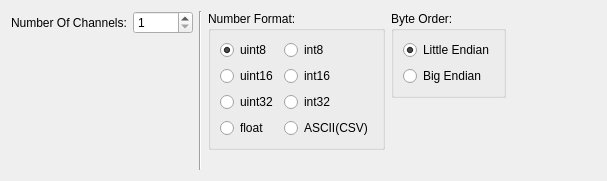
The window that src/dataformatpanel.ui (AlexanderAmelkin/SerialPlot) describes before a commit, drawn with Qt 5.
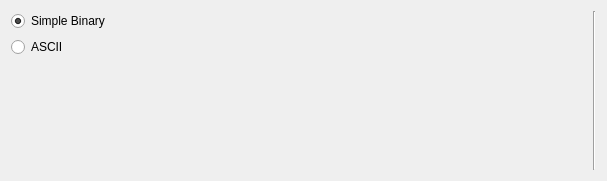
The same window after the commit.

```diff
--- a/src/dataformatpanel.ui
+++ b/src/dataformatpanel.ui
@@ -15,32 +15,36 @@
   </property>
   <layout class="QHBoxLayout" name="horizontalLayout">
    <item>
-    <layout class="QFormLayout" name="formLayout_3">
-     <item row="0" column="0">
-      <widget class="QLabel" name="label_4">
+    <layout class="QVBoxLayout" name="vlRadioButtons">
+     <item>
+      <widget class="QRadioButton" name="rbBinary">
        <property name="text">
-        <string>Number Of Channels:</string>
+        <string>Simple Binary</string>
        </property>
+       <property name="checked">
+        <bool>true</bool>
+       </property>
       </widget>
      </item>
-     <item row="0" column="1">
-      <widget class="QSpinBox" name="spNumOfChannels">
-       <property name="minimumSize">
+     <item>
+      <widget class="QRadioButton" name="rbAscii">
+       <property name="text">
+        <string>ASCII</string>
+       </property>
+      </widget>
+     </item>
+     <item>
+      <spacer name="verticalSpacer">
+       <property name="orientation">
+        <enum>Qt::Vertical</enum>
+       </property>
+       <property name="sizeHint" stdset="0">
         <size>
-         <width>60</width>
-         <height>0</height>
+         <width>20</width>
+         <height>40</height>
         </size>
        </property>
-       <property name="keyboardTracking">
-        <bool>false</bool>
-       </property>
-       <property name="minimum">
-        <number>1</number>
-       </property>
-       <property name="maximum">
-        <number>32</number>
-       </property>
-      </widget>
+      </spacer>
      </item>
     </layout>
    </item>
@@ -51,192 +55,6 @@
      </property>
     </widget>
    </item>
-   <item>
-    <layout class="QVBoxLayout" name="verticalLayout_5">
-     <property name="leftMargin">
-      <number>0</number>
-     </property>
-     <item>
-      <widget class="QGroupBox" name="groupBox">
-       <property name="title">
-        <string>Number Format:</string>
-       </property>
-       <layout class="QGridLayout" name="gridLayout_2">
-        <item row="2" column="0">
-         <widget class="QRadioButton" name="rbUint32">
-          <property name="toolTip">
-           <string>unsigned 4 bytes integer</string>
-          </property>
-          <property name="text">
-           <string>uint32</string>
-          </property>
-         </widget>
-        </item>
-        <item row="0" column="1">
-         <widget class="QRadioButton" name="rbInt8">
-          <property name="toolTip">
-           <string>signed 1 byte integer</string>
-          </property>
-          <property name="text">
-           <string>int8</string>
-          </property>
-         </widget>
-        </item>
-        <item row="0" column="0">
-         <widget class="QRadioButton" name="rbUint8">
-          <property name="toolTip">
-           <string>unsigned 1 byte integer</string>
-          </property>
-          <property name="text">
-           <string>uint8</string>
-          </property>
-          <property name="checked">
-           <bool>true</bool>
-          </property>
-         </widget>
-        </item>
-        <item row="3" column="1">
-         <widget class="QRadioButton" name="rbASCII">
-          <property name="toolTip">
-           <string>Comma Separated Values</string>
-          </property>
-          <property name="text">
-           <string>ASCII(CSV)</string>
-          </property>
-         </widget>
-        </item>
-        <item row="1" column="1">
-         <widget class="QRadioButton" name="rbInt16">
-          <property name="toolTip">
-           <string>signed 2 bytes integer</string>
-          </property>
-          <property name="text">
-           <string>int16</string>
-          </property>
-         </widget>
-        </item>
-        <item row="2" column="1">
-         <widget class="QRadioButton" name="rbInt32">
-          <property name="toolTip">
-           <string>signed 4 bytes integer</string>
-          </property>
-          <property name="text">
-           <string>int32</string>
-          </property>
-         </widget>
-        </item>
-        <item row="3" column="0">
-         <widget class="QRadioButton" name="rbFloat">
-          <property name="toolTip">
-           <string>4 bytes floating point number</string>
-          </property>
-          <property name="text">
-           <string>float</string>
-          </property>
-         </widget>
-        </item>
-        <item row="1" column="0">
-         <widget class="QRadioButton" name="rbUint16">
-          <property name="toolTip">
-           <string>unsigned 2 bytes integer</string>
-          </property>
-          <property name="text">
-           <string>uint16</string>
-          </property>
-         </widget>
-        </item>
-       </layout>
-      </widget>
-     </item>
-     <item>
-      <spacer name="verticalSpacer_2">
-       <property name="orientation">
-        <enum>Qt::Vertical</enum>
-       </property>
-       <property name="sizeHint" stdset="0">
-        <size>
-         <width>20</width>
-         <height>1</height>
-        </size>
-       </property>
-      </spacer>
-     </item>
-    </layout>
-   </item>
-   <item>
-    <layout class="QVBoxLayout" name="verticalLayout_4">
-     <property name="leftMargin">
-      <number>0</number>
-     </property>
-     <item>
-      <widget class="QGroupBox" name="groupBox_2">
-       <property name="sizePolicy">
-        <sizepolicy hsizetype="Preferred" vsizetype="Preferred">
-         <horstretch>0</horstretch>
-         <verstretch>0</verstretch>
-        </sizepolicy>
-       </property>
-       <property name="title">
-        <string>Byte Order:</string>
-       </property>
-       <layout class="QVBoxLayout" name="verticalLayout">
-        <item>
-         <widget class="QRadioButton" name="rbLittleE">
-          <property name="toolTip">
-           <string>least significant byte first</string>
-          </property>
-          <property name="text">
-           <string>Little Endian</string>
-          </property>
-          <property name="checked">
-           <bool>true</bool>
-          </property>
-         </widget>
-        </item>
-        <item>
-         <widget class="QRadioButton" name="rbBigE">
-          <property name="toolTip">
-           <string>most significant byte first</string>
-          </property>
-          <property name="text">
-           <string>Big Endian</string>
-          </property>
-         </widget>
-        </item>
-       </layout>
-      </widget>
-     </item>
-     <item>
-      <spacer name="verticalSpacer">
-       <property name="orientation">
-        <enum>Qt::Vertical</enum>
-       </property>
-       <property name="sizeHint" stdset="0">
-        <size>
-         <width>20</width>
-         <height>1</height>
-        </size>
-       </property>
-      </spacer>
-     </item>
-    </layout>
-   </item>
-   <item>
-    <spacer name="horizontalSpacer_3">
-     <property name="orientation">
-      <enum>Qt::Horizontal</enum>
-     </property>
-     <property name="sizeType">
-      <enum>QSizePolicy::MinimumExpanding</enum>
-     </property>
-     <property name="sizeHint" stdset="0">
-      <size>
-       <width>37</width>
-       <height>20</height>
-      </size>
-     </property>
-    </spacer>
-   </item>
   </layout>
  </widget>
  <resources/>
```
Left out of the diff: 2 changed lines with no effect on the pictures.
